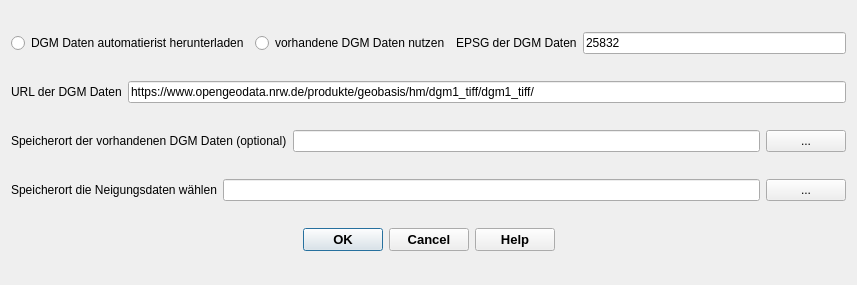
Above: qkan/neigung/res/neigung.ui from SonkeHoffmann/QKan-1 before the change. Below: the same form after it.
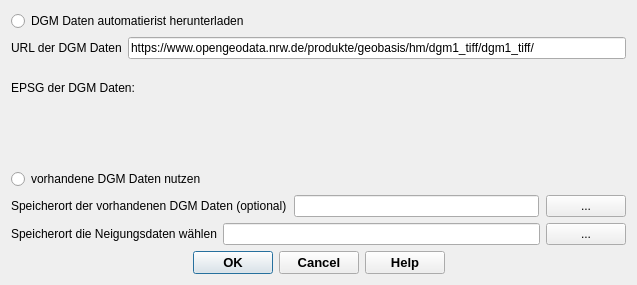
That is the form after the change. Icons and pictures are not drawn. Custom widgets are drawn as their Qt base class.

Commit message: updated: selection, neigung

Diff of the .ui file:
```diff
--- a/qkan/neigung/res/neigung.ui
+++ b/qkan/neigung/res/neigung.ui
@@ -6,7 +6,7 @@
    <rect>
     <x>0</x>
     <y>0</y>
-    <width>857</width>
+    <width>637</width>
     <height>285</height>
    </rect>
   </property>
@@ -30,9 +30,9 @@
   </property>
   <layout class="QVBoxLayout" name="verticalLayout">
    <item>
-    <layout class="QHBoxLayout" name="horizontalLayout">
+    <layout class="QVBoxLayout" name="verticalLayout_3">
      <item>
-      <widget class="QRadioButton" name="radioButton">
+      <widget class="QRadioButton" name="dgm_automatisch">
        <property name="enabled">
         <bool>true</bool>
        </property>
@@ -42,29 +42,6 @@
       </widget>
      </item>
      <item>
-      <widget class="QRadioButton" name="radioButton_2">
-       <property name="text">
-        <string>vorhandene DGM Daten nutzen</string>
-       </property>
-      </widget>
-     </item>
-     <item>
-      <widget class="QLabel" name="label_4">
-       <property name="text">
-        <string>EPSG der DGM Daten</string>
-       </property>
-      </widget>
-     </item>
-     <item>
-      <widget class="QLineEdit" name="lineEdit_4">
-       <property name="text">
-        <string>25832</string>
-       </property>
-      </widget>
-     </item>
-    </layout>
-   </item>
-   <item>
     <layout class="QHBoxLayout" name="horizontalLayout_2">
      <item>
       <widget class="QLabel" name="label_3">
@@ -82,8 +59,51 @@
      </item>
     </layout>
    </item>
+     <item>
+      <layout class="QVBoxLayout" name="verticalLayout_2">
+       <item>
+        <widget class="QLabel" name="label_5">
+         <property name="font">
+          <font>
+           <family>Tahoma</family>
+           <weight>50</weight>
+           <bold>false</bold>
+          </font>
+         </property>
+         <property name="text">
+          <string>EPSG der DGM Daten:</string>
+         </property>
+         <property name="alignment">
+          <set>Qt::AlignLeading|Qt::AlignLeft|Qt::AlignVCenter</set>
+         </property>
+        </widget>
+       </item>
+       <item>
+        <widget class="QgsProjectionSelectionWidget" name="epsg"/>
+       </item>
+      </layout>
+     </item>
+     <item>
+      <widget class="QRadioButton" name="dgm_manuell">
+       <property name="text">
+        <string>vorhandene DGM Daten nutzen</string>
+       </property>
+      </widget>
+     </item>
    <item>
     <layout class="QHBoxLayout" name="horizontalLayout_3">
+       <property name="spacing">
+        <number>7</number>
+       </property>
+       <property name="leftMargin">
+        <number>0</number>
+       </property>
+       <property name="topMargin">
+        <number>0</number>
+       </property>
+       <property name="bottomMargin">
+        <number>0</number>
+       </property>
      <item>
       <widget class="QLabel" name="label_2">
        <property name="text">
@@ -106,6 +126,8 @@
      </item>
     </layout>
    </item>
+    </layout>
+   </item>
    <item>
     <layout class="QHBoxLayout" name="horizontalLayout_6">
      <item>
@@ -153,6 +175,13 @@
    </item>
   </layout>
  </widget>
+ <customwidgets>
+  <customwidget>
+   <class>QgsProjectionSelectionWidget</class>
+   <extends>QWidget</extends>
+   <header>qgsprojectionselectionwidget.h</header>
+  </customwidget>
+ </customwidgets>
  <resources/>
  <connections>
   <connection>
```
Left out of the diff: 8 changed lines with no effect on the pictures. Lines whose indentation alone changed are shown as unchanged. The commit also changes 8 other files.
